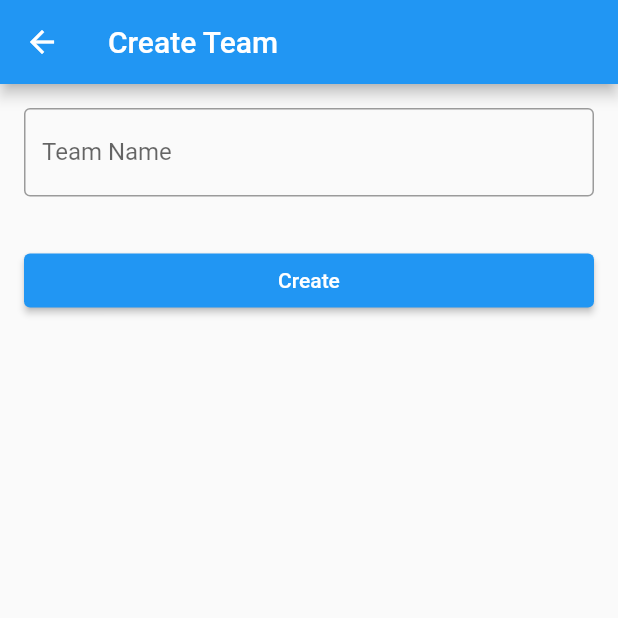
After one commit to thejacobhardman/Gamified-Task-Tracker, a Flutter app: the screen it shows once a user with an empty profile is signed in, after a tap on "Create a Team", on a phone screen of 412 x 824 dp, the top half of it. The commit adds this screen. Run offline on Flutter 3.47's test engine with Material 2 defaults, Android fonts, the phone set to English and light mode, and no system bars; our stand-ins replace easy_debounce, firebase_auth, firebase_core, google_fonts; accounts and stored records are empty; network calls fail.

Commit message:
Add Create Team Page/Registration repairs
Username is required for registration or it won't post to API. There is no error message generated for this.

```diff
--- a/gamified_task_tracker/lib/Models/teams.dart
+++ b/gamified_task_tracker/lib/Models/teams.dart
@@ -5,20 +5,22 @@
 import 'package:meta/meta.dart';
 import 'dart:convert';
 
-List<Teams> teamsFromJson(String str) => List<Teams>.from(json.decode(str).map((x) => Teams.fromJson(x)));
+List<Teams> teamsFromJson(String str) =>
+    List<Teams>.from(json.decode(str).map((x) => Teams.fromJson(x)));
 
-String teamsToJson(List<Teams> data) => json.encode(List<dynamic>.from(data.map((x) => x.toJson())));
+String teamsToJson(List<Teams> data) =>
+    json.encode(List<dynamic>.from(data.map((x) => x.toJson())));
 
 class Teams {
   Teams({
     this.id,
-    this.teamName,
-    required this.teamCode,
+    required this.teamName,
+    this.teamCode,
   });
 
   int? id;
   String? teamName;
-  String teamCode;
+  String? teamCode;
 
   factory Teams.fromJson(Map<String, dynamic> json) => Teams(
         id: json["id"],
--- /dev/null
+++ b/gamified_task_tracker/lib/Pages/create_a_team_page.dart
@@ -0,0 +1,48 @@
+import 'package:firebase_auth/firebase_auth.dart';
+import 'package:flutter/material.dart';
+import '../Models/teams.dart';
+import '../RemoteAccess.dart';
+import '../auth.dart';
+
+class CreateTeam extends StatefulWidget {
+  const CreateTeam({super.key});
+
+  @override
+  State<CreateTeam> createState() => _CreateTeamState();
+}
+
+class _CreateTeamState extends State<CreateTeam> {
+  final User? user = Auth().currentUser;
+  final controllerName = TextEditingController();
+
+  @override
+  Widget build(BuildContext context) => Scaffold(
+      appBar: AppBar(
+        title: Text('Create Team'),
+      ),
+      body: ListView(padding: EdgeInsets.all(16), children: <Widget>[
+        TextField(
+            controller: controllerName, decoration: decoration('Team Name')),
+        const SizedBox(height: 32),
+        ElevatedButton(
+            child: Text('Create'),
+            onPressed: () {
+              final teams =
+                  Teams(teamName: controllerName.text, teamCode: "A12345");
+              createTeam(teams);
+              Navigator.pop(context);
+            })
+      ]));
+
+  InputDecoration decoration(String label) => InputDecoration(
+        labelText: label,
+        border: OutlineInputBorder(),
+      );
+
+  Future createTeam(Teams teams) async {
+    var response =
+        await RemoteAccess().post('/team', teams).catchError((err) {});
+    if (response == null) return;
+    print("Successfully created team");
+  }
+}
--- a/gamified_task_tracker/lib/Pages/home_page.dart
+++ b/gamified_task_tracker/lib/Pages/home_page.dart
@@ -1,12 +1,12 @@
-
-
 import 'package:firebase_auth/firebase_auth.dart';
 import 'package:flutter/material.dart';
 import 'package:gamified_task_tracker/pages/tasks_page.dart';
 
+import '../Models/teams.dart';
 import '../Models/users.dart';
 import '../RemoteAccess.dart';
 import '../auth.dart';
+import 'create_a_team_page.dart';
 import 'join_a_team_page.dart';
 import 'leaderboard_page.dart';
 
@@ -19,7 +19,7 @@ class HomePage extends StatefulWidget {
 
 class _HopePageState extends State<HomePage> {
   late final User? user;
-  List <Users>? userData;
+  var userData;
   RemoteAccess access = RemoteAccess();
   String firstname = "";
   String lastname = "";
@@ -28,19 +28,23 @@ class _HopePageState extends State<HomePage> {
     await Auth().signOut();
   }
 
-  void _putUserTest() async {
+  Future createTeam() async {
+    String name = "";
+  }
+
+  _putUserTest() async {
     String name = "demoman2";
     var user = Users(
         id: 2,
         userName: "demoman2",
-        email: "test@testemail.test",
+        email: "idk@test.test",
         password: "SUPERPASSWORD",
         firstName: "Demo",
         lastName: "Man2",
         points: 750,
         team: 1);
     var response =
-    await access.put("/user?username=$name", user).catchError((err) {});
+        await access.put("/user?username=$name", user).catchError((err) {});
     if (response == null) {
       debugPrint("Not Successful");
       return;
@@ -52,8 +56,8 @@ class _HopePageState extends State<HomePage> {
     user = Auth().currentUser;
     print("working");
     userData = await access.getUsers(user?.email);
-    firstname = userData![0].firstName!;
-    lastname = userData![0].lastName!;
+    firstname = userData![0].firstName;
+    lastname = userData![0].lastName;
     print(firstname);
     return userData;
   }
@@ -62,8 +66,34 @@ class _HopePageState extends State<HomePage> {
     return DataFromAPI();
   }
 
+  Future _testFunc() async {
+    var test = await access.getUsers(user?.email);
+  }
+
+  Widget _testButton() {
+    return ElevatedButton(
+        onPressed: () {
+          _testFunc();
+        },
+        child: const Text('See users'));
+  }
+
+  Widget _createTeam(BuildContext context) {
+    return ElevatedButton(
+        onPressed: () => Navigator.push(
+            context, MaterialPageRoute(builder: (context) => CreateTeam())),
+        child: const Text('Create a Team'));
+  }
+
+  Widget _getTeamTasks(BuildContext context) {
+    return ElevatedButton(
+        onPressed: () => Navigator.push(
+            context, MaterialPageRoute(builder: (context) => CreateTeam())),
+        child: const Text('Get Team Tasks'));
+  }
+
   Widget _title() {
-    return Text('Task Tracker: '+firstname);
+    return Text('Task Tracker: ' + firstname);
   }
 
   Widget _userUid() {
@@ -72,25 +102,23 @@ class _HopePageState extends State<HomePage> {
 
   Widget _openTasks(BuildContext context) {
     return ElevatedButton(
-        onPressed: () =>
-            Navigator.push(context,
-                MaterialPageRoute(builder: (context) => DataFromAPI())),
+        onPressed: () => Navigator.push(
+            context, MaterialPageRoute(builder: (context) => DataFromAPI())),
         child: const Text('Open Tasks'));
   }
 
   Widget _joinTeam(BuildContext context) {
     return ElevatedButton(
-        onPressed: () =>
-            Navigator.push(context,
-                MaterialPageRoute(builder: (context) => JoinTeamPage(userData![0]))),
+        onPressed: () => Navigator.push(
+            context,
+            MaterialPageRoute(
+                builder: (context) => JoinTeamPage(userData![0]))),
         child: const Text('Join a Team'));
   }
 
   _testUserChange() {
-    return ElevatedButton(onPressed: retrieveUser,
-        child: const Text("test"));
+    return ElevatedButton(onPressed: retrieveUser, child: const Text("test"));
   }
-
 
   Widget _signOutButton() {
     return ElevatedButton(
@@ -123,7 +151,9 @@ class _HopePageState extends State<HomePage> {
                 _signOutButton(),
                 _openTasks(context),
                 _joinTeam(context),
+                _createTeam(context),
                 _viewLeaderboard(),
+                _testButton()
                 //_joinTeam(),
                 //_makeTeam(),
               ],
@@ -132,9 +162,10 @@ class _HopePageState extends State<HomePage> {
 
   _viewLeaderboard() {
     return ElevatedButton(
-        onPressed: () =>
-            Navigator.push(context,
-                MaterialPageRoute(builder: (context) => LeaderboardPage(userData![0]))),
+        onPressed: () => Navigator.push(
+            context,
+            MaterialPageRoute(
+                builder: (context) => LeaderboardPage(userData![0]))),
         child: const Text('Leaderboard'));
   }
 }
```
Also changed, not shown: gamified_task_tracker/lib/Pages/login_register_page.dart (+7 -7 lines), gamified_task_tracker/lib/RemoteAccess.dart (+16 -1 lines). Lines whose indentation alone changed are shown as unchanged.
